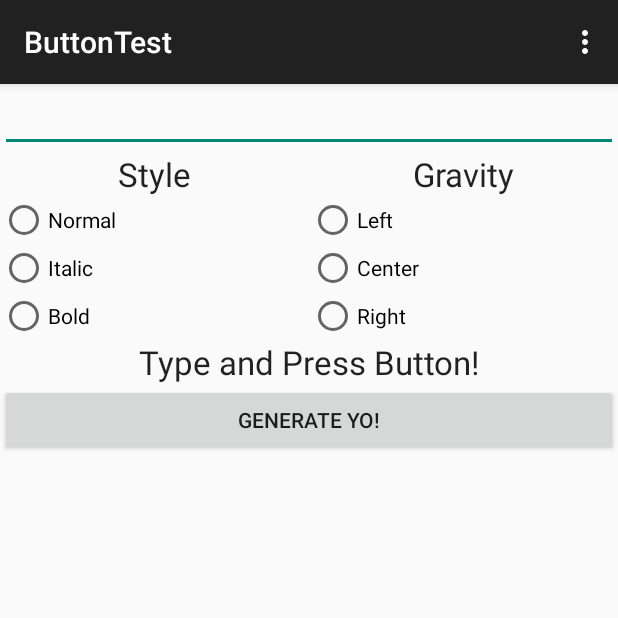
After one commit to angryllama/ButtonTest, an Android app: the Button2 screen opened directly, with no data from a screen before it, on a phone screen of 412 x 824 dp, the top half of it. The commit adds this screen. Run offline under Robolectric (Android 15) with nearby library versions, the phone set to English and light mode, and no system bars.

Commit message:
Added 2 Screens

```diff
--- /dev/null
+++ b/app/src/main/java/com/example/dan/buttontest/Button2.java
@@ -0,0 +1,68 @@
+package com.example.dan.buttontest;
+
+import android.graphics.Typeface;
+import android.os.Bundle;
+import android.view.Gravity;
+import android.view.View;
+import android.widget.Button;
+import android.widget.EditText;
+import android.widget.RadioGroup;
+import android.widget.TextView;
+
+/**
+ * Created by Dan on 9/23/2015.
+ */
+public class Button2 extends MainActivity implements RadioGroup.OnCheckedChangeListener{
+
+    TextView textOut;
+    EditText textIn;
+    RadioGroup gravityG,styleG;
+
+    @Override
+    protected void onCreate(Bundle savedInstanceState) {
+        super.onCreate(savedInstanceState);
+        setContentView(R.layout.button2);
+
+        textOut = (TextView) findViewById(R.id.tvChange);
+        textIn = (EditText) findViewById(R.id.editText1);
+        gravityG = (RadioGroup) findViewById(R.id.rgGravity);
+        styleG = (RadioGroup) findViewById(R.id.rgStyle);
+        Button gen = (Button) findViewById(R.id.buttonGenerate);
+
+        gravityG.setOnCheckedChangeListener(this);
+        styleG.setOnCheckedChangeListener(this);
+
+        gen.setOnClickListener(new View.OnClickListener() {
+            @Override
+            public void onClick(View v) {
+                textOut.setText(textIn.getText());
+            }
+        });
+
+    }
+
+    @Override
+    // in this case we are not using groups
+    public void onCheckedChanged(RadioGroup group, int checkedId) {
+        switch (checkedId) {
+            case R.id.rbLeft:
+                textOut.setGravity(Gravity.LEFT);
+                break;
+            case R.id.rbCenter:
+                textOut.setGravity(Gravity.CENTER);
+                break;
+            case R.id.rbRight:
+                textOut.setGravity(Gravity.RIGHT);
+                break;
+            case R.id.rbNormal:
+                textOut.setTypeface(Typeface.defaultFromStyle(Typeface.NORMAL), Typeface.NORMAL);
+                break;
+            case R.id.rbBold:
+                textOut.setTypeface(Typeface.defaultFromStyle(Typeface.BOLD), Typeface.BOLD);
+                break;
+            case R.id.rbItalic:
+                textOut.setTypeface(Typeface.defaultFromStyle(Typeface.ITALIC), Typeface.ITALIC);
+                break;
+        }
+    }
+}
--- a/app/src/main/java/com/example/dan/buttontest/MainActivity.java
+++ b/app/src/main/java/com/example/dan/buttontest/MainActivity.java
@@ -1,9 +1,12 @@
 package com.example.dan.buttontest;
 
+import android.content.Intent;
 import android.support.v7.app.AppCompatActivity;
 import android.os.Bundle;
 import android.view.Menu;
 import android.view.MenuItem;
+import android.view.View;
+import android.widget.Button;
 
 public class MainActivity extends AppCompatActivity {
 
@@ -11,6 +14,22 @@ public class MainActivity extends AppCompatActivity {
     protected void onCreate(Bundle savedInstanceState) {
         super.onCreate(savedInstanceState);
         setContentView(R.layout.activity_main);
+
+        Button button1 = (Button) findViewById(R.id.button1);
+        button1.setOnClickListener(new View.OnClickListener() {
+            @Override
+            public void onClick(View v) {
+                startActivity(new Intent("com.example.dan.buttontest.ButtonsTest2"));
+            }
+        });
+
+        Button button2 = (Button) findViewById(R.id.button2);
+        button2.setOnClickListener(new View.OnClickListener() {
+            @Override
+            public void onClick(View v) {
+                startActivity(new Intent("com.example.dan.buttontest.Button2"));
+            }
+        });
     }
 
 
--- a/app/src/main/java/com/example/dan/buttontest/Splash.java
+++ b/app/src/main/java/com/example/dan/buttontest/Splash.java
@@ -9,7 +9,7 @@ package com.example.dan.buttontest;
 public class Splash extends Activity {
 
     // Splash screen timer
-    private static int SPLASH_TIME_OUT = 10000;
+    private static int SPLASH_TIME_OUT = 3000;
 
     @Override
     protected void onCreate(Bundle savedInstanceState) {
--- /dev/null
+++ b/app/src/main/res/layout/button2.xml
@@ -0,0 +1,114 @@
+<?xml version="1.0" encoding="utf-8"?>
+<LinearLayout xmlns:android="http://schemas.android.com/apk/res/android"
+    android:layout_width="match_parent"
+    android:layout_height="match_parent"
+    android:orientation="vertical">
+
+    <EditText
+        android:id="@+id/editText1"
+        android:layout_width="fill_parent"
+        android:layout_height="wrap_content" />
+
+
+    <LinearLayout xmlns:android="http://schemas.android.com/apk/res/android"
+        android:layout_width="fill_parent"
+        android:layout_height="wrap_content"
+        android:orientation="horizontal"
+        android:weightSum="100">
+
+        <TextView
+            android:id="@+id/tvStyle"
+            android:layout_width="fill_parent"
+            android:layout_height="wrap_content"
+            android:layout_weight="50"
+            android:gravity="center"
+            android:text="Style"
+            android:textAppearance="?android:attr/textAppearanceLarge" />
+
+        <TextView
+            android:id="@+id/tvGravity"
+            android:layout_width="fill_parent"
+            android:layout_height="wrap_content"
+            android:layout_weight="50"
+            android:gravity="center"
+            android:text="Gravity"
+            android:textAppearance="?android:attr/textAppearanceLarge" />
+    </LinearLayout>
+
+    <LinearLayout xmlns:android="http://schemas.android.com/apk/res/android"
+        android:layout_width="fill_parent"
+        android:layout_height="wrap_content"
+        android:orientation="horizontal"
+        android:weightSum="100">
+
+        <RadioGroup
+            android:layout_width="fill_parent"
+            android:layout_height="wrap_content"
+            android:layout_weight="50"
+            android:orientation="vertical"
+            android:id="@+id/rgStyle">
+
+            <RadioButton
+                android:id="@+id/rbNormal"
+                android:layout_width="wrap_content"
+                android:layout_height="wrap_content"
+                android:text="Normal" />
+
+            <RadioButton
+                android:id="@+id/rbItalic"
+                android:layout_width="wrap_content"
+                android:layout_height="wrap_content"
+                android:text="Italic" />
+
+            <RadioButton
+                android:id="@+id/rbBold"
+                android:layout_width="wrap_content"
+                android:layout_height="wrap_content"
+                android:text="Bold" />
+
+        </RadioGroup>
+
+        <RadioGroup
+            android:layout_width="fill_parent"
+            android:layout_height="wrap_content"
+            android:layout_weight="50"
+            android:orientation="vertical"
+            android:id="@+id/rgGravity">
+
+            <RadioButton
+                android:id="@+id/rbLeft"
+                android:layout_width="wrap_content"
+                android:layout_height="wrap_content"
+                android:text="Left" />
+
+            <RadioButton
+                android:id="@+id/rbCenter"
+                android:layout_width="wrap_content"
+                android:layout_height="wrap_content"
+                android:text="Center" />
+
+            <RadioButton
+                android:id="@+id/rbRight"
+                android:layout_width="wrap_content"
+                android:layout_height="wrap_content"
+                android:text="Right" />
+
+        </RadioGroup>
+
+    </LinearLayout>
+
+    <TextView
+        android:id="@+id/tvChange"
+        android:layout_width="fill_parent"
+        android:layout_height="wrap_content"
+        android:gravity="center"
+        android:text="Type and Press Button!"
+        android:textAppearance="?android:attr/textAppearanceLarge" />
+
+    <Button
+        android:id="@+id/buttonGenerate"
+        android:layout_width="fill_parent"
+        android:layout_height="wrap_content"
+        android:text="Generate YO!" />
+
+</LinearLayout>
--- a/app/src/main/res/layout/fragment_main.xml
+++ b/app/src/main/res/layout/fragment_main.xml
@@ -11,12 +11,14 @@
     <Button
         android:layout_width="wrap_content"
         android:layout_height="wrap_content"
-        android:text="Button 1 foos!"/>
+        android:text="Button 1 foos!"
+        android:id="@+id/button1" />
 
     <Button
         android:layout_width="wrap_content"
         android:layout_height="wrap_content"
-        android:text="Button 2 yo!!"/>
+        android:text="Button 2 yo!!"
+        android:id="@+id/button2" />
 
     <TextView android:text="Hello World again!" android:layout_width="wrap_content"
         android:layout_height="wrap_content" />
```
Also changed, not shown: app/src/main/AndroidManifest.xml (+29 -1 lines), app/src/main/java/com/example/dan/buttontest/ButtonsTest2.java (added, +32 -0 lines), app/src/main/res/layout/buttonstest2.xml (added, +17 -0 lines), 1 other file.
